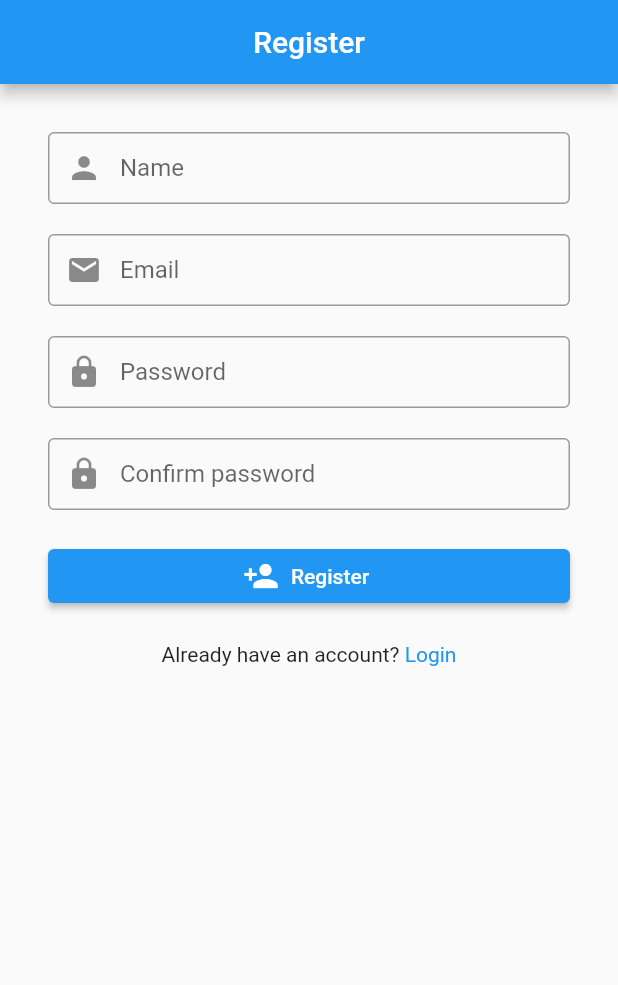
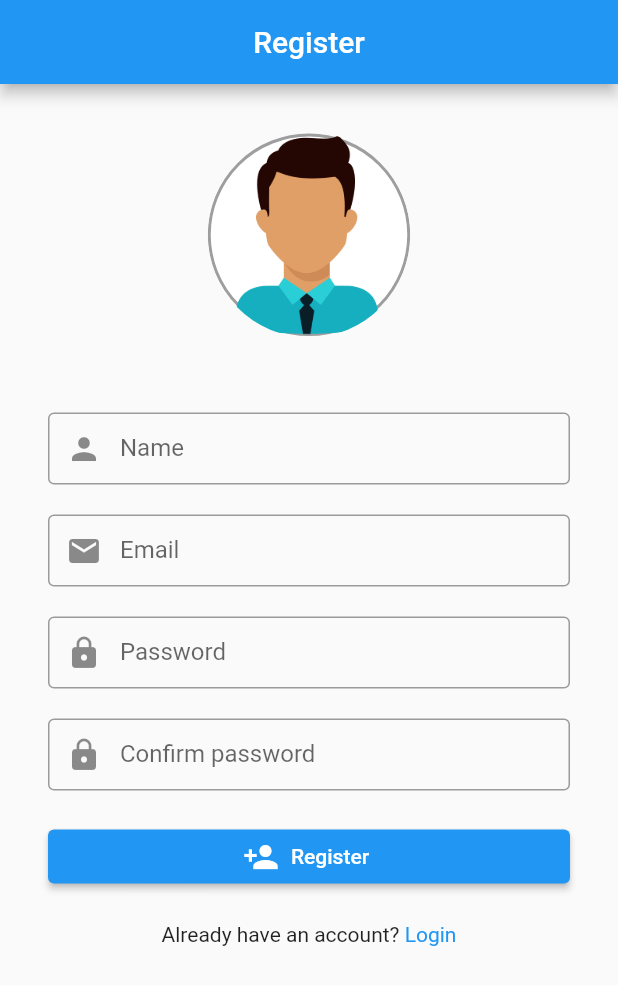
Before and after one commit to TackTeam-Chare/main_project_app_mobile, a Flutter app: the screen it shows after launch, after a tap on "Login", after a tap on "Register", on a phone screen of 412 x 824 dp. Shown: the top 985 px of the screen. Run offline on Flutter 3.47's test engine with Material 2 defaults, Android fonts, the phone set to English and light mode, and no system bars; our stand-ins replace image_picker, quickalert, shared_preferences; accounts and stored records are empty.

```diff
--- a/lib/screens/login.dart
+++ b/lib/screens/login.dart
@@ -1,4 +1,5 @@
 import 'package:flutter/material.dart';
+import 'package:quickalert/quickalert.dart';
 import 'package:shared_preferences/shared_preferences.dart';
 import 'package:test_blog_app_project/models/api_response.dart';
 import 'package:test_blog_app_project/models/user.dart';
@@ -22,6 +23,14 @@ class _LoginState extends State<Login> {
   void _loginUser() async {
     ApiResponse response = await login(txtEmail.text, txtPassword.text);
     if (response.error == null) {
+      WidgetsBinding.instance.addPostFrameCallback((_) {
+        QuickAlert.show(
+            // แสดง QuickAlert ทันทีเมื่อล็อคอินสำเร็จ
+            context: context,
+            type: QuickAlertType.success,
+            title: 'Login successful',
+            text: 'Welcome users',);
+      });
       _saveAndRedirectToHome(response.data as User);
     } else {
       setState(() {
@@ -29,6 +38,15 @@ class _LoginState extends State<Login> {
       });
       ScaffoldMessenger.of(context)
           .showSnackBar(SnackBar(content: Text('${response.error}')));
+      WidgetsBinding.instance.addPostFrameCallback((_) {
+        QuickAlert.show(
+          // แสดง QuickAlert ทันทีเมื่อล็อคอินสำเร็จ
+          context: context,
+          type: QuickAlertType.error,
+          title: 'Login failed',
+          text: 'Please log in again.',
+        );
+      });
     }
   }
 
@@ -44,14 +62,36 @@ class _LoginState extends State<Login> {
   Widget build(BuildContext context) {
     return Scaffold(
       appBar: AppBar(
-        title: Text('Login'),
+        title: Text(
+          'Login',
+          style: TextStyle(fontSize: 30),
+        ),
         centerTitle: true,
       ),
       body: Form(
         key: formkey,
         child: ListView(
-          padding: EdgeInsets.all(32),
+          padding: EdgeInsets.all(50),
           children: [
+            Center(
+              child: ClipOval(
+                child: Container(
+                  width: 135, // กำหนดความกว้างตามที่คุณต้องการ
+                  height: 137, // กำหนดความสูงตามที่คุณต้องการ
+                  decoration: BoxDecoration(
+                    shape: BoxShape.circle, // กำหนดรูปร่างเป็นวงกลม
+                    color: Colors.white, // สีพื้นหลัง
+                    border:
+                        Border.all(color: Colors.grey, width: 2.0), // เส้นขอบ
+                  ),
+                  child: Image.asset(
+                    'assets/images/person.png',
+                    fit: BoxFit.cover, // ปรับขนาดรูปให้พอดีกับ Container
+                  ),
+                ),
+              ),
+            ),
+            SizedBox(height: 50),
             TextFormField(
               keyboardType: TextInputType.emailAddress,
               controller: txtEmail,
--- a/lib/screens/register.dart
+++ b/lib/screens/register.dart
@@ -1,4 +1,5 @@
 import 'package:flutter/material.dart';
+import 'package:quickalert/quickalert.dart';
 import 'package:shared_preferences/shared_preferences.dart';
 import 'package:test_blog_app_project/models/api_response.dart';
 import 'package:test_blog_app_project/models/user.dart';
@@ -25,6 +26,15 @@ class _RegisterState extends State<Register> {
     ApiResponse response = await register(
         nameController.text, emailController.text, passwordController.text);
     if (response.error == null) {
+      WidgetsBinding.instance.addPostFrameCallback((_) {
+        QuickAlert.show(
+          // แสดง QuickAlert ทันทีเมื่อล็อคอินสำเร็จ
+          context: context,
+          type: QuickAlertType.success,
+          title: 'Login successful',
+          text: 'Welcome users',
+        );
+      });
       _saveAndRedirectToHome(response.data as User);
     } else {
       setState(() {
@@ -32,6 +42,17 @@ class _RegisterState extends State<Register> {
       });
       ScaffoldMessenger.of(context)
           .showSnackBar(SnackBar(content: Text('${response.error}')));
+      ScaffoldMessenger.of(context)
+          .showSnackBar(SnackBar(content: Text('${response.error}')));
+      WidgetsBinding.instance.addPostFrameCallback((_) {
+        QuickAlert.show(
+          // แสดง QuickAlert ทันทีเมื่อล็อคอินสำเร็จ
+          context: context,
+          type: QuickAlertType.error,
+          title: 'Login failed',
+          text: 'Please log in again.',
+        );
+      });
     }
   }
 
@@ -56,6 +77,25 @@ class _RegisterState extends State<Register> {
         child: ListView(
           padding: const EdgeInsets.symmetric(horizontal: 32, vertical: 32),
           children: [
+            Center(
+              child: ClipOval(
+                child: Container(
+                  width: 135, // กำหนดความกว้างตามที่คุณต้องการ
+                  height: 137, // กำหนดความสูงตามที่คุณต้องการ
+                  decoration: BoxDecoration(
+                    shape: BoxShape.circle, // กำหนดรูปร่างเป็นวงกลม
+                    color: Colors.white, // สีพื้นหลัง
+                    border:
+                        Border.all(color: Colors.grey, width: 2.0), // เส้นขอบ
+                  ),
+                  child: Image.asset(
+                    'assets/images/person.png',
+                    fit: BoxFit.cover, // ปรับขนาดรูปให้พอดีกับ Container
+                  ),
+                ),
+              ),
+            ),
+            SizedBox(height: 50),
             TextFormField(
               controller: nameController,
               validator: (val) => val!.isEmpty ? 'Invalid name' : null,
--- a/pubspec.yaml
+++ b/pubspec.yaml
@@ -42,6 +42,7 @@ dependencies:
   flutter_riverpod: ^2.4.4
   share_plus: ^7.2.1
   flutter_search_bar: ^3.0.0-dev.1
+  quickalert: ^1.0.2
 
 
 
@@ -68,8 +69,8 @@ flutter:
   uses-material-design: true
 
   # To add assets to your application, add an assets section, like this:
-  # assets:
-  #   - images/a_dot_burr.jpeg
+  assets:
+    - assets/images/
   #   - images/a_dot_ham.jpeg
 
   # An image asset can refer to one or more resolution-specific "variants", see
```
Also changed, not shown: assets/images/person.png (added), pubspec.lock, 1 other file.
